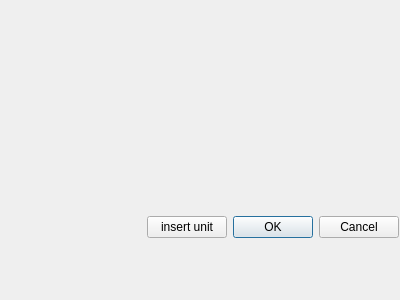
Above: Martin/dialog_insert_session.ui from MBartscher/OurProject before the change. Below: the same form after it.
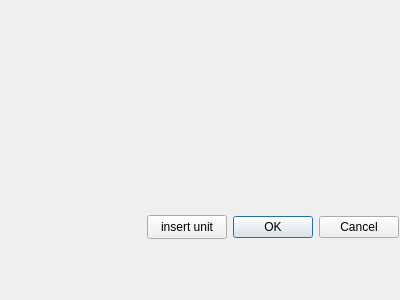
That is the form after the change.

Commit message: closing time backup; fought with the positioning and sizes...

```diff
--- a/Martin/dialog_insert_session.ui
+++ b/Martin/dialog_insert_session.ui
@@ -46,7 +46,7 @@
           <property name="sizeHint" stdset="0">
            <size>
             <width>40</width>
-            <height>20</height>
+            <height>24</height>
            </size>
           </property>
          </spacer>
@@ -59,6 +59,18 @@
             <verstretch>0</verstretch>
            </sizepolicy>
           </property>
+          <property name="minimumSize">
+           <size>
+            <width>75</width>
+            <height>24</height>
+           </size>
+          </property>
+          <property name="baseSize">
+           <size>
+            <width>75</width>
+            <height>24</height>
+           </size>
+          </property>
           <property name="text">
            <string>insert unit</string>
           </property>
@@ -72,6 +84,18 @@
             <verstretch>0</verstretch>
            </sizepolicy>
           </property>
+          <property name="minimumSize">
+           <size>
+            <width>156</width>
+            <height>24</height>
+           </size>
+          </property>
+          <property name="baseSize">
+           <size>
+            <width>156</width>
+            <height>24</height>
+           </size>
+          </property>
           <property name="orientation">
            <enum>Qt::Horizontal</enum>
           </property>
```
Left out of the diff: 9 changed lines with no effect on the pictures. The commit also changes 1 other file.
